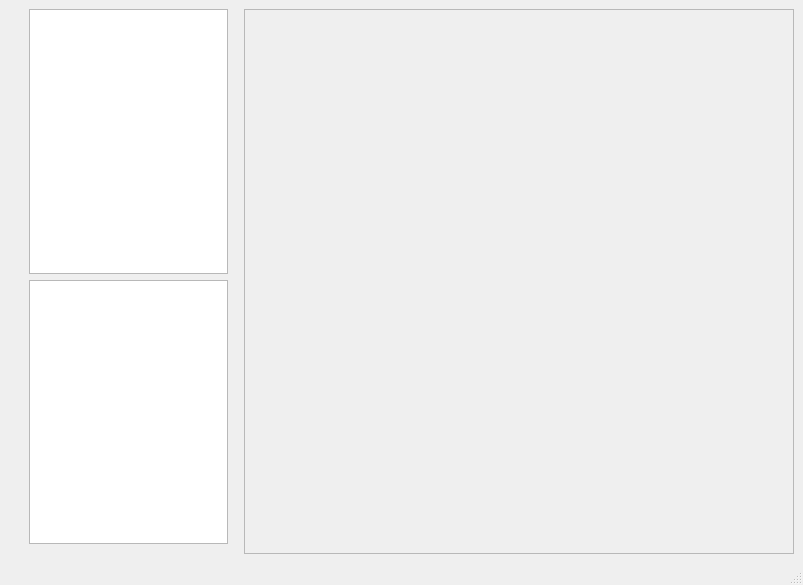
Before: the Qt Designer form mainwindow.ui in liusiqi43/Notability, drawn with Qt 5.
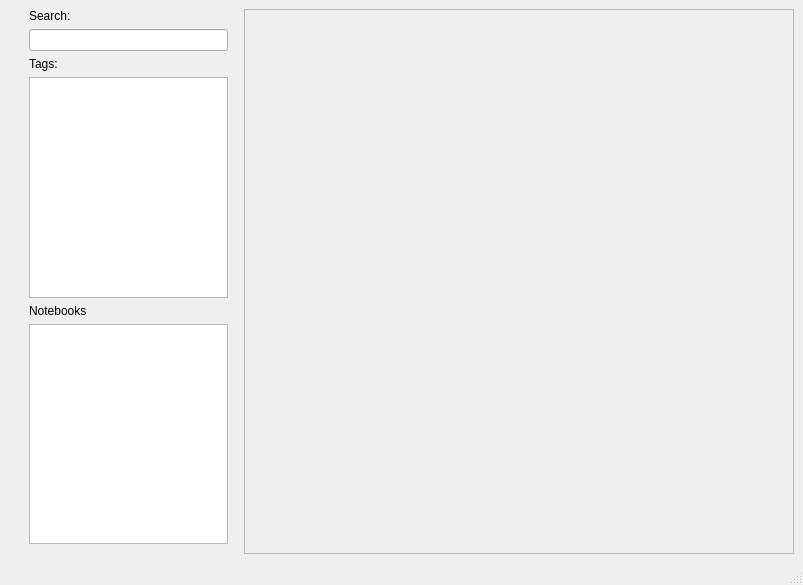
After: the same form once the commit is applied.

Commit message: Minor fixes! The beggining of TreeModel

The edit to the form file:
```diff
--- a/mainwindow.ui
+++ b/mainwindow.ui
@@ -49,6 +49,30 @@
         <property name="bottomMargin">
          <number>10</number>
         </property>
+        <item>
+         <widget class="QLabel" name="label">
+          <property name="text">
+           <string>Search:</string>
+          </property>
+         </widget>
+        </item>
+        <item>
+         <widget class="QLineEdit" name="lineEdit">
+          <property name="maximumSize">
+           <size>
+            <width>200</width>
+            <height>16777215</height>
+           </size>
+          </property>
+         </widget>
+        </item>
+        <item>
+         <widget class="QLabel" name="label_2">
+          <property name="text">
+           <string>Tags:</string>
+          </property>
+         </widget>
+        </item>
         <item>
          <widget class="QListWidget" name="tagList">
           <property name="maximumSize">
@@ -60,7 +84,14 @@
          </widget>
         </item>
         <item>
-         <widget class="QTreeView" name="NoteBookTree">
+         <widget class="QLabel" name="label_3">
+          <property name="text">
+           <string>Notebooks</string>
+          </property>
+         </widget>
+        </item>
+        <item>
+         <widget class="QTreeView" name="noteBookTree">
           <property name="maximumSize">
            <size>
             <width>200</width>
```
The commit also changes 22 other files.
